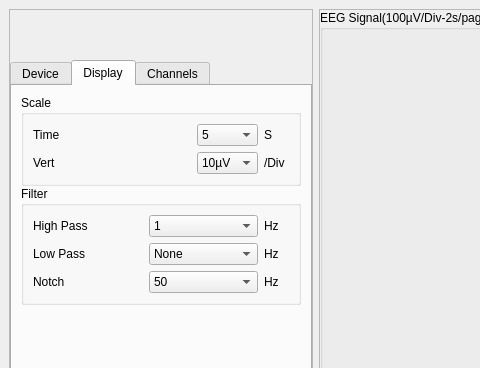
The window that ui/main.ui (SeerLikeJazz/GraphicFrame) describes before a commit, drawn with Qt 5; both pictures show x 0 to 480 and y 0 to 368 of the 1085 by 795 pixel window.
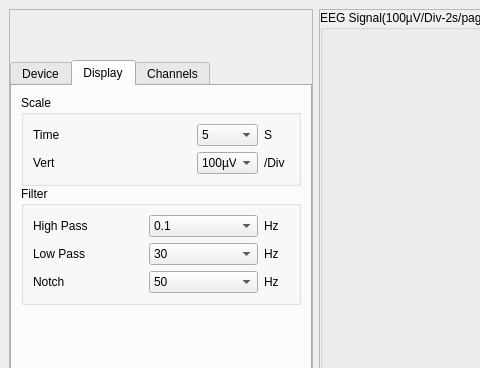
The same window after the commit. The open tabs and pages were chosen to show the change. Icons and pictures are not drawn.

Patch:
```diff
--- a/ui/main.ui
+++ b/ui/main.ui
@@ -384,7 +384,7 @@
                      </size>
                     </property>
                     <property name="currentIndex">
-                     <number>0</number>
+                     <number>3</number>
                     </property>
                     <item>
                      <property name="text">
@@ -464,10 +464,10 @@
                   <item>
                    <widget class="QComboBox" name="comboBox_highpass">
                     <property name="currentText">
-                     <string>1</string>
+                     <string>0.1</string>
                     </property>
                     <property name="currentIndex">
-                     <number>2</number>
+                     <number>1</number>
                     </property>
                     <item>
                      <property name="text">
@@ -523,7 +523,7 @@
                   <item>
                    <widget class="QComboBox" name="comboBox_lowpass">
                     <property name="currentIndex">
-                     <number>0</number>
+                     <number>1</number>
                     </property>
                     <item>
                      <property name="text">
```
Left out of the diff: 4 changed lines with no effect on the pictures.
